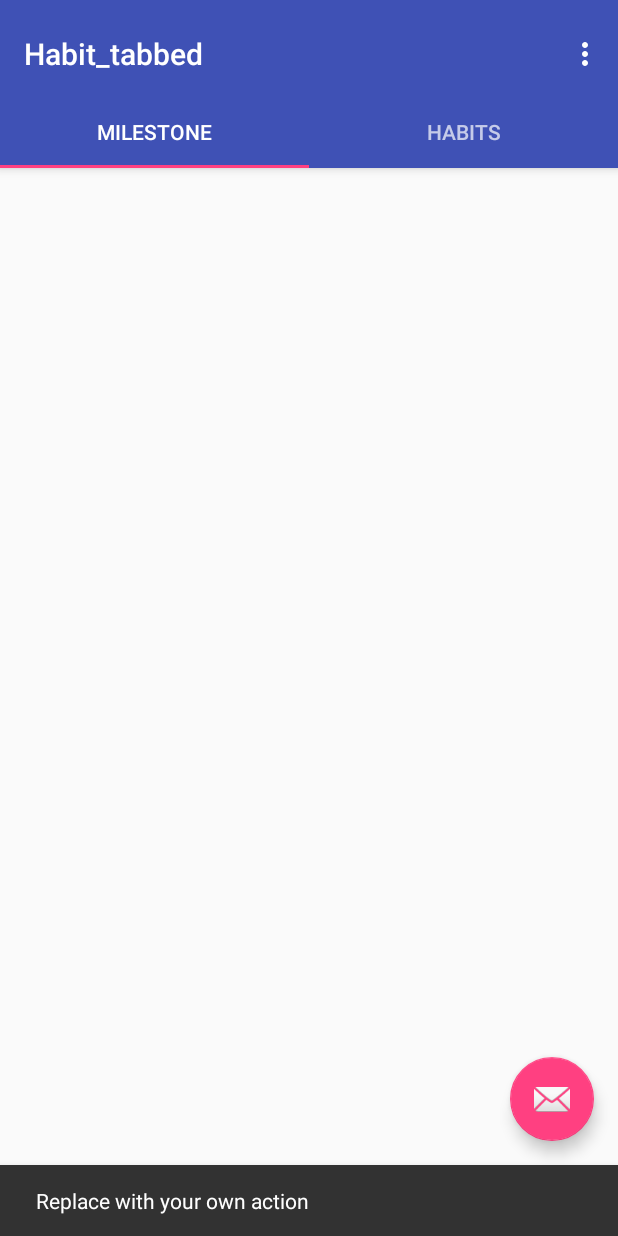
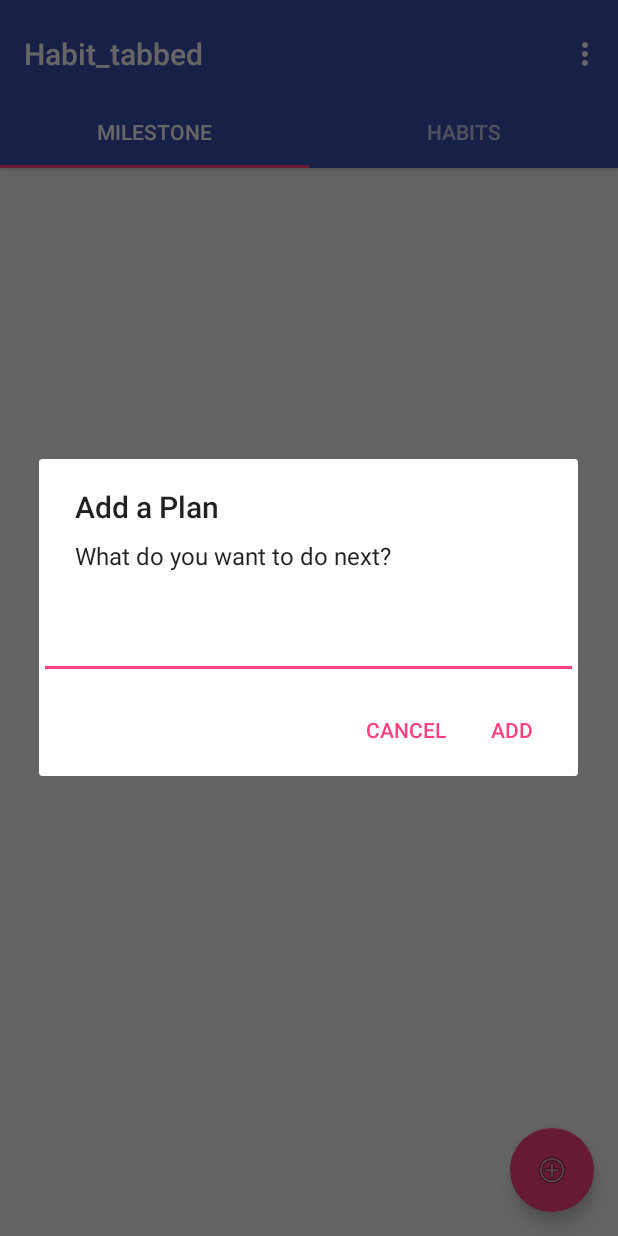
Before and after one commit to svaithin/Life_Planner, an Android app: the Habit_tabbed screen opened directly, with no data from a screen before it, after a tap on an icon or button, on a phone screen of 412 x 824 dp. Run offline under Robolectric (Android 15) with nearby library versions, the phone set to English and light mode, and no system bars.

Commit message:
added 2st tabbed page- all internals working .

```diff
--- a/app/src/main/java/com/labs/svaithin/life_planner/Habit_tabbed.java
+++ b/app/src/main/java/com/labs/svaithin/life_planner/Habit_tabbed.java
@@ -1,8 +1,14 @@
 package com.labs.svaithin.life_planner;
 
+import android.content.ContentValues;
+import android.content.DialogInterface;
+import android.content.Intent;
+import android.database.sqlite.SQLiteDatabase;
 import android.support.design.widget.TabLayout;
 import android.support.design.widget.FloatingActionButton;
 import android.support.design.widget.Snackbar;
+import android.support.v4.content.LocalBroadcastManager;
+import android.support.v7.app.AlertDialog;
 import android.support.v7.app.AppCompatActivity;
 import android.support.v7.widget.Toolbar;
 
@@ -11,13 +17,18 @@ import android.support.v4.app.FragmentManager;
 import android.support.v4.app.FragmentPagerAdapter;
 import android.support.v4.view.ViewPager;
 import android.os.Bundle;
+import android.util.Log;
 import android.view.LayoutInflater;
 import android.view.Menu;
 import android.view.MenuItem;
 import android.view.View;
 import android.view.ViewGroup;
 
+import android.widget.EditText;
 import android.widget.TextView;
+
+import com.labs.svaithin.life_planner.db.TaskContract;
+import com.labs.svaithin.life_planner.db.TaskDbHelper;
 
 public class Habit_tabbed extends AppCompatActivity {
 
@@ -35,6 +46,8 @@ public class Habit_tabbed extends AppCompatActivity {
      * The {@link ViewPager} that will host the section contents.
      */
     private ViewPager mViewPager;
+    private TaskDbHelper mHelper;
+    Integer planID;
 
     @Override
     protected void onCreate(Bundle savedInstanceState) {
@@ -53,18 +66,102 @@ public class Habit_tabbed extends AppCompatActivity {
 
         TabLayout tabLayout = (TabLayout) findViewById(R.id.tabs);
         tabLayout.setupWithViewPager(mViewPager);
+        mHelper = new TaskDbHelper(this);
+        planID = 0;
+
 
         FloatingActionButton fab = (FloatingActionButton) findViewById(R.id.fab);
         fab.setOnClickListener(new View.OnClickListener() {
             @Override
             public void onClick(View view) {
-                Snackbar.make(view, "Replace with your own action", Snackbar.LENGTH_LONG)
-                        .setAction("Action", null).show();
+                if (mViewPager.getCurrentItem() == 0 ) {
+                    onFabClick0();
+                }else{
+                    onFabClick1();
+                }
+                mViewPager.getAdapter().notifyDataSetChanged();
             }
         });
 
     }
 
+    // This is the code for floating add button
+    public void onFabClick1(){
+
+        final EditText taskEditText = new EditText(this);
+
+        AlertDialog dialog = new AlertDialog.Builder(this)
+                .setTitle("Add a Plan")
+                .setMessage("What do you want to do next?")
+                .setView(taskEditText)
+                .setPositiveButton("Add", new DialogInterface.OnClickListener() {
+                    @Override
+                    public void onClick(DialogInterface dialog, int which) {
+                        String task = String.valueOf(taskEditText.getText());
+                        SQLiteDatabase db = mHelper.getWritableDatabase();
+                        ContentValues values = new ContentValues();
+                        values.put(TaskContract.TaskEntry.GMILESTONENAME, task);
+                        values.put(TaskContract.TaskEntry.GMCOMPLETED, 0);
+                        values.put(TaskContract.TaskEntry.GMGOALID, planID);
+                        db.insertWithOnConflict(TaskContract.TaskEntry.GMILESTONE,
+                                null,
+                                values,
+                                SQLiteDatabase.CONFLICT_REPLACE);
+                        db.close();
+                        sendMessage();
+
+
+
+
+                    }
+                })
+                .setNegativeButton("Cancel", null)
+                .create();
+        dialog.show();
+    }
+
+    private void sendMessage() {
+        Log.d("sender", "Broadcasting message");
+        Intent intent = new Intent("custom-event-name1");
+        // You can also include some extra data.
+        intent.putExtra("message", "This is my message!");
+        LocalBroadcastManager.getInstance(this).sendBroadcast(intent);
+    }
+
+    // This is the code for floating add button
+    public void onFabClick0(){
+
+        final EditText taskEditText = new EditText(this);
+
+        AlertDialog dialog = new AlertDialog.Builder(this)
+                .setTitle("Add a Plan")
+                .setMessage("What do you want to do next?")
+                .setView(taskEditText)
+                .setPositiveButton("Add", new DialogInterface.OnClickListener() {
+                    @Override
+                    public void onClick(DialogInterface dialog, int which) {
+                        String task = String.valueOf(taskEditText.getText());
+                        SQLiteDatabase db = mHelper.getWritableDatabase();
+                        ContentValues values = new ContentValues();
+                        values.put(TaskContract.TaskEntry.HABITNAME, task);
+                        values.put(TaskContract.TaskEntry.HCOMPLETED, 0);
+                        values.put(TaskContract.TaskEntry.HARCHIVED, 0);
+                        values.put(TaskContract.TaskEntry.GOALID, planID);
+                        db.insertWithOnConflict(TaskContract.TaskEntry.HABIT,
+                                null,
+                                values,
+                                SQLiteDatabase.CONFLICT_REPLACE);
+                        db.close();
+                        sendMessage();
+
+
+
+                    }
+                })
+                .setNegativeButton("Cancel", null)
+                .create();
+        dialog.show();
+    }
 
     @Override
     public boolean onCreateOptionsMenu(Menu menu) {
@@ -106,6 +203,7 @@ public class Habit_tabbed extends AppCompatActivity {
             switch (position){
                 case 0:
                     habit_list tab = new habit_list();
+
                     return tab;
                 case 1:
                     goal_milestone tab1 = new goal_milestone();
--- a/app/src/main/java/com/labs/svaithin/life_planner/db/TaskDbHelper.java
+++ b/app/src/main/java/com/labs/svaithin/life_planner/db/TaskDbHelper.java
@@ -58,7 +58,7 @@ public class TaskDbHelper extends SQLiteOpenHelper {
 
         createTable = "CREATE TABLE " + TaskContract.TaskEntry.GMILESTONE + " ( " +
                 TaskContract.TaskEntry._ID + " INTEGER PRIMARY KEY AUTOINCREMENT, " +
-                TaskContract.TaskEntry.GMILESTONE + " TEXT NOT NULL," +
+                TaskContract.TaskEntry.GMILESTONENAME + " TEXT NOT NULL," +
                 TaskContract.TaskEntry.GMCOMPLETED + " BOOLEAN NOT NULL DEFAULT 0," +
                 TaskContract.TaskEntry.GMGOALID + " INTEGER," + " FOREIGN KEY (" +
                 TaskContract.TaskEntry.GMGOALID+")REFERENCES " +
--- a/app/src/main/java/com/labs/svaithin/life_planner/goal_milestone.java
+++ b/app/src/main/java/com/labs/svaithin/life_planner/goal_milestone.java
@@ -36,12 +36,154 @@ import java.util.HashMap;
 
 public class goal_milestone extends Fragment {
 
+    private ArrayList<String> items;
+    private ArrayAdapter<String> itemsAdapter;
+    private ListView lvItems;
+    private TaskDbHelper mHelper;
+    private String TAG = "Milestone1activity";
+    HashMap<Integer, Integer> map;
+    View rootView;
+    Integer planID;
+    private BroadcastReceiver mMessageReceiver = new BroadcastReceiver() {
+        @Override
+        public void onReceive(Context context, Intent intent) {
+            // Get extra data included in the Intent
+            String message = intent.getStringExtra("message");
+            UpdateUI();
+            Log.d("receiver", "Got message: " + message);
+        }
+    };
+
+
     @Override
     public View onCreateView(LayoutInflater inflater, ViewGroup container,
                              Bundle savedInstanceState) {
-        View rootView = inflater.inflate(R.layout.milestone_goal, container, false);
+        rootView = inflater.inflate(R.layout.milestone_goal, container, false);
+
+        //DB handler
+        mHelper = new TaskDbHelper(getActivity());
+        planID = 0; //Need to change and get from extra
+
+
+        //Update UI
+        UpdateUI();
+
+        //Setup Listner
+        setupListViewListener();
+        LocalBroadcastManager.getInstance(getActivity()).registerReceiver(mMessageReceiver,
+                new IntentFilter("custom-event-name1"));
+
+
 
         return rootView;
     }
 
+    //Show UI List
+    public void UpdateUI(){
+        lvItems = (ListView) rootView.findViewById(R.id.lvGoalMilestone);
+        items = new ArrayList<String>();
+        ArrayList<String> taskList = new ArrayList<>();
+        SQLiteDatabase db = mHelper.getReadableDatabase();
+        map = new HashMap<Integer, Integer>();
+        int row = 0;
+
+
+        Cursor cursor = db.query(TaskContract.TaskEntry.GMILESTONE,
+                new String[]{TaskContract.TaskEntry._ID, TaskContract.TaskEntry.GMILESTONENAME,
+                        TaskContract.TaskEntry.GMCOMPLETED,TaskContract.TaskEntry.GMGOALID},
+                ""+TaskContract.TaskEntry.GMGOALID+" = ?",new String[]{planID.toString()}, null, null, null);
+        while (cursor.moveToNext()) {
+            int idx = cursor.getColumnIndex(TaskContract.TaskEntry.GMILESTONENAME);
+            //mySimpleNewAdapter.add(cursor.getString(idx));
+            taskList.add(cursor.getString(idx));
+            Log.d("test1",cursor.getString(idx) );
+            int idt = cursor.getColumnIndex(TaskContract.TaskEntry._ID);
+            map.put(row, cursor.getInt(idt));
+            row++;
+            //Log.d(TAG, "row" + doneMap);
+
+        }
+
+
+        //Code for testing
+        itemsAdapter = new ArrayAdapter<String>(getActivity(),
+                android.R.layout.simple_list_item_1, items);
+        lvItems.setAdapter(itemsAdapter);
+        itemsAdapter.addAll(taskList);
+        //items.add("First Item");
+        //items.add("Second Item");
+    }
+
+
+    private void setupListViewListener() {
+        lvItems.setOnItemLongClickListener(
+                new AdapterView.OnItemLongClickListener() {
+                    @Override
+                    public boolean onItemLongClick(AdapterView<?> adapter,
+                                                   final View item, final int pos, long id) {
+                        final EditText taskEditText = new EditText(getActivity());
+
+                        taskEditText.setText(items.get(pos));
+                        taskEditText.setHint("Goal");
+                        Log.d(TAG,"edit text:"+items.get(pos));
+                        String completeButtonName = new String();
+
+                        AlertDialog dialog = new AlertDialog.Builder(getActivity())
+                                .setView(taskEditText)
+                                .setPositiveButton("Save", new DialogInterface.OnClickListener() {
+                                    public void onClick(DialogInterface dialog, int which) {
+                                        String task = String.valueOf(taskEditText.getText());
+                                        if(!task.trim().isEmpty()) {
+
+                                            SQLiteDatabase update_db = mHelper.getWritableDatabase();
+
+
+                                            update_db.execSQL("update " + TaskContract.TaskEntry.GMILESTONE +
+                                                    " set " + TaskContract.TaskEntry.GMILESTONENAME + " = '" +
+                                                    task.toString() + "' where _id = " + map.get(pos));
+
+                                            UpdateUI();
+                                            update_db.close();
+                                        }
+
+                                    }
+                                })
+                                .setNegativeButton("Delete", new DialogInterface.OnClickListener() {
+                                    public void onClick(DialogInterface dialog, int which) {
+                                        //Log.d("AlertDialog", "Negative");
+                                        SQLiteDatabase remove_db = mHelper.getWritableDatabase();
+                                        remove_db.execSQL("delete from " + TaskContract.TaskEntry.PLAN +
+                                                " where _id =" + map.get(pos));
+                                        remove_db.close();
+                                        UpdateUI();
+                                    }
+                                })
+                                .show();
+
+                        TextView dialogTitle = (TextView) dialog.findViewById(android.R.id.title);
+                        Log.d(TAG,"dialogtitle"+dialogTitle);
+                        Button save = (Button) dialog.findViewById(android.R.id.button1);
+                        Button delete = (Button) dialog.findViewById(android.R.id.button2);
+                        Button completed = (Button) dialog.findViewById(android.R.id.button3);
+
+
+                        return true;
+                    }
+
+                });
+        lvItems.setOnItemClickListener(
+                new AdapterView.OnItemClickListener() {
+                    @Override
+                    public void onItemClick(AdapterView<?> adapter,
+                                            View item, int pos, long id) {
+                        //Intent intent = new Intent(getActivity(), test_goal.class);
+                        Intent intent = new Intent(getActivity(), Habit_tabbed.class);
+                        intent.putExtra("ID", map.get(pos));
+                        startActivity(intent);
+
+                    }
+
+                });
+    }
+
 }
--- a/app/src/main/java/com/labs/svaithin/life_planner/habit_list.java
+++ b/app/src/main/java/com/labs/svaithin/life_planner/habit_list.java
@@ -36,11 +36,151 @@ import java.util.HashMap;
 
 public class habit_list extends Fragment {
 
+    private ArrayList<String> items;
+    private ArrayAdapter<String> itemsAdapter;
+    private ListView lvItems;
+    private TaskDbHelper mHelper;
+    private String TAG = "Milestone1activity";
+    HashMap<Integer, Integer> map;
+    View rootView;
+    Integer planID;
+    private BroadcastReceiver mMessageReceiver = new BroadcastReceiver() {
+        @Override
+        public void onReceive(Context context, Intent intent) {
+            // Get extra data included in the Intent
+            String message = intent.getStringExtra("message");
+            UpdateUI();
+            Log.d("receiver", "Got message: " + message);
+        }
+    };
+
     @Override
     public View onCreateView(LayoutInflater inflater, ViewGroup container,
                              Bundle savedInstanceState) {
-        View rootView = inflater.inflate(R.layout.habbit_list, container, false);
+        rootView = inflater.inflate(R.layout.habbit_list, container, false);
+
+        //DB handler
+        mHelper = new TaskDbHelper(getActivity());
+        planID = 0; //Need to change and get from extra
+
+
+
+        //Update UI
+        UpdateUI();
+
+        //Setup Listner
+        setupListViewListener();
+
+        LocalBroadcastManager.getInstance(getActivity()).registerReceiver(mMessageReceiver,
+                new IntentFilter("custom-event-name1"));
+
 
         return rootView;
     }
+
+    //Show UI List
+    public void UpdateUI(){
+        lvItems = (ListView) rootView.findViewById(R.id.lvHabitList);
+        items = new ArrayList<String>();
+        ArrayList<String> taskList = new ArrayList<>();
+        SQLiteDatabase db = mHelper.getReadableDatabase();
+        map = new HashMap<Integer, Integer>();
+        int row = 0;
+
+        Cursor cursor = db.query(TaskContract.TaskEntry.HABIT,
+                new String[]{TaskContract.TaskEntry._ID, TaskContract.TaskEntry.HABITNAME,
+                        TaskContract.TaskEntry.HCOMPLETED,TaskContract.TaskEntry.GOALID},
+                ""+TaskContract.TaskEntry.GOALID+" = ?",new String[]{planID.toString()}, null, null, null);
+        while (cursor.moveToNext()) {
+            int idx = cursor.getColumnIndex(TaskContract.TaskEntry.HABITNAME);
+            //mySimpleNewAdapter.add(cursor.getString(idx));
+            taskList.add(cursor.getString(idx));
+            int idt = cursor.getColumnIndex(TaskContract.TaskEntry._ID);
+            map.put(row, cursor.getInt(idt));
+            row++;
+            //Log.d(TAG, "row" + doneMap);
+
+        }
+
+        //Code for testing
+        itemsAdapter = new ArrayAdapter<String>(getActivity(),
+                android.R.layout.simple_list_item_1, items);
+        lvItems.setAdapter(itemsAdapter);
+        itemsAdapter.addAll(taskList);
+        //items.add("First Item");
+        //items.add("Second Item");
+    }
+
+
+    private void setupListViewListener() {
+        lvItems.setOnItemLongClickListener(
+                new AdapterView.OnItemLongClickListener() {
+                    @Override
+                    public boolean onItemLongClick(AdapterView<?> adapter,
+                                                   final View item, final int pos, long id) {
+                        final EditText taskEditText = new EditText(getActivity());
+
+                        taskEditText.setText(items.get(pos));
+                        taskEditText.setHint("Goal");
+                        Log.d(TAG,"edit text:"+items.get(pos));
+                        String completeButtonName = new String();
+
+                        AlertDialog dialog = new AlertDialog.Builder(getActivity())
+                                .setView(taskEditText)
+                                .setPositiveButton("Save", new DialogInterface.OnClickListener() {
+                                    public void onClick(DialogInterface dialog, int which) {
+                                        String task = String.valueOf(taskEditText.getText());
+                                        if(!task.trim().isEmpty()) {
+
+                                            SQLiteDatabase update_db = mHelper.getWritableDatabase();
+
+
+                                            update_db.execSQL("update " + TaskContract.TaskEntry.HABIT +
+                                                    " set " + TaskContract.TaskEntry.HABITNAME + " = '" +
+                                                    task.toString() + "' where _id = " + map.get(pos));
+
+                                            UpdateUI();
+                                            update_db.close();
+                                        }
+
+                                    }
+                                })
+                                .setNegativeButton("Delete", new DialogInterface.OnClickListener() {
+                                    public void onClick(DialogInterface dialog, int which) {
+                                        //Log.d("AlertDialog", "Negative");
+                                        SQLiteDatabase remove_db = mHelper.getWritableDatabase();
+                                        remove_db.execSQL("delete from " + TaskContract.TaskEntry.HABIT +
+                                                " where _id =" + map.get(pos));
+                                        remove_db.close();
+                                        UpdateUI();
+                                    }
+                                })
+                                .show();
+
+                        TextView dialogTitle = (TextView) dialog.findViewById(android.R.id.title);
+                        Log.d(TAG,"dialogtitle"+dialogTitle);
+                        Button save = (Button) dialog.findViewById(android.R.id.button1);
+                        Button delete = (Button) dialog.findViewById(android.R.id.button2);
+                        Button completed = (Button) dialog.findViewById(android.R.id.button3);
+
+
+                        return true;
+                    }
+
+                });
+        lvItems.setOnItemClickListener(
+                new AdapterView.OnItemClickListener() {
+                    @Override
+                    public void onItemClick(AdapterView<?> adapter,
+                                            View item, int pos, long id) {
+                        //Intent intent = new Intent(getApplicationContext(), test_goal.class);
+                        //Intent intent = new Intent(getApplicationContext(), Main2Activity.class);
+                        //intent.putExtra("ID", map.get(pos));
+                        //startActivity(intent);
+
+                    }
+
+                });
+    }
+
 }
--- a/app/src/main/java/com/labs/svaithin/life_planner/tab1main2controller.java
+++ b/app/src/main/java/com/labs/svaithin/life_planner/tab1main2controller.java
@@ -163,7 +163,7 @@ public class tab1main2controller extends Fragment{
                                     public void onClick(DialogInterface dialog, int which) {
                                         //Log.d("AlertDialog", "Negative");
                                         SQLiteDatabase remove_db = mHelper.getWritableDatabase();
-                                        remove_db.execSQL("delete from " + TaskContract.TaskEntry.PLAN +
+                                        remove_db.execSQL("delete from " + TaskContract.TaskEntry.PMILESTONE +
                                                 " where _id =" + map.get(pos));
                                         remove_db.close();
                                         UpdateUI();
--- a/app/src/main/res/layout/activity_habit_tabbed.xml
+++ b/app/src/main/res/layout/activity_habit_tabbed.xml
@@ -44,6 +44,6 @@
         android:layout_height="wrap_content"
         android:layout_gravity="end|bottom"
         android:layout_margin="@dimen/fab_margin"
-        app:srcCompat="@android:drawable/ic_dialog_email" />
+        app:srcCompat="@android:drawable/ic_menu_add" />
 
 </android.support.design.widget.CoordinatorLayout>
--- a/app/src/main/res/layout/habbit_list.xml
+++ b/app/src/main/res/layout/habbit_list.xml
@@ -1,16 +1,24 @@
 <RelativeLayout xmlns:android="http://schemas.android.com/apk/res/android"
     xmlns:tools="http://schemas.android.com/tools"
+    xmlns:app="http://schemas.android.com/apk/res-auto"
     android:layout_width="match_parent"
     android:layout_height="match_parent"
     android:paddingBottom="@dimen/activity_vertical_margin"
     android:paddingLeft="@dimen/activity_horizontal_margin"
     android:paddingRight="@dimen/activity_horizontal_margin"
     android:paddingTop="@dimen/activity_vertical_margin"
-    tools:context="com.labs.svaithin.life_planner.Habit_tabbed$PlaceholderFragment">
+    tools:context="com.labs.svaithin.life_planner.Main2Activity$PlaceholderFragment">
 
-    <TextView
-        android:id="@+id/section_label"
-        android:layout_width="wrap_content"
-        android:layout_height="wrap_content" />
+
+    <ListView
+        android:layout_width="match_parent"
+        android:layout_height="match_parent"
+        android:layout_centerHorizontal="true"
+        android:id="@+id/lvHabitList"
+        android:divider="@null"
+        android:layout_alignParentLeft="true"
+        android:layout_alignParentStart="true"
+        app:layout_behavior="@string/appbar_scrolling_view_behavior" />
+
 
 </RelativeLayout>
```
Also changed, not shown: app/src/main/res/layout/milestone_goal.xml (+13 -5 lines).
